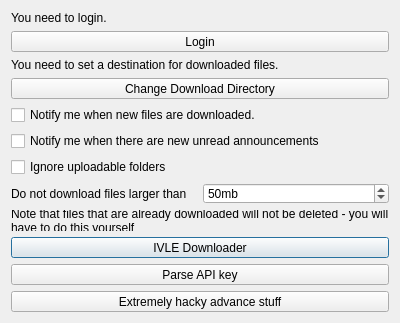
Geraldcdx/IVLEDownloader, file settingsdialog.ui: the form before one commit.
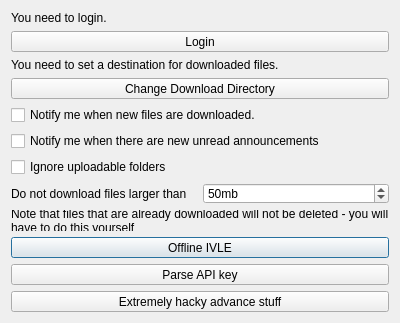
The form after the commit. Icons and pictures are not drawn.

```diff
--- a/settingsdialog.ui
+++ b/settingsdialog.ui
@@ -10,7 +10,7 @@
     <x>0</x>
     <y>0</y>
     <width>400</width>
-    <height>314</height>
+    <height>317</height>
    </rect>
   </property>
   <property name="windowTitle">
@@ -165,7 +165,7 @@
    <item>
     <widget class="QPushButton" name="pushButton_4">
      <property name="text">
-      <string>IVLE Downloader</string>
+      <string>Offline IVLE</string>
      </property>
     </widget>
    </item>
```
